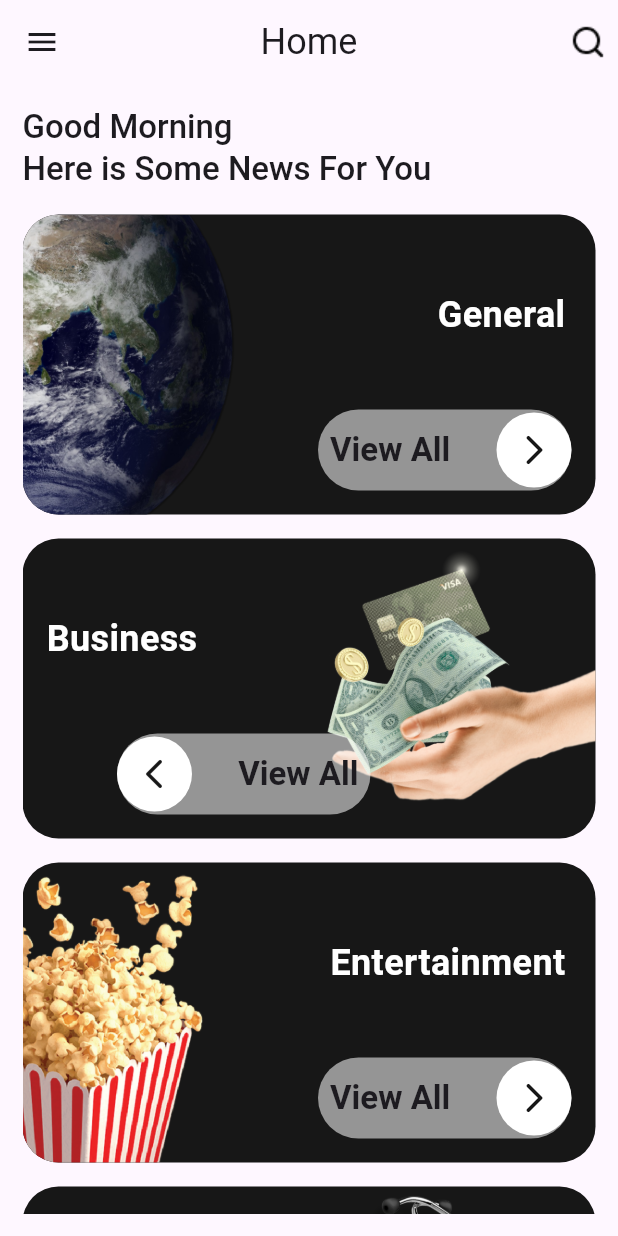
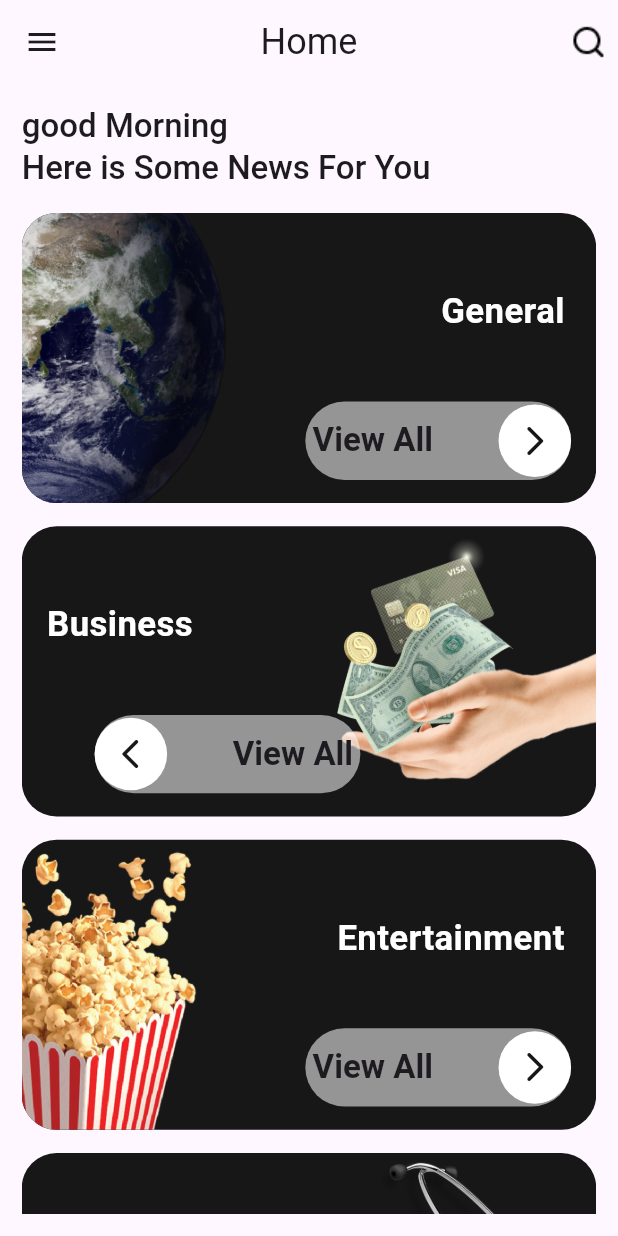
Before and after one commit to FatmaIsmail101/News-App, a Flutter app: the HomeView screen opened by its route, on a phone screen of 412 x 824 dp. Run offline on Flutter 3.47's test engine with Material 3 defaults, Android fonts, the phone set to English and light mode, and no system bars; drawn by our look-alikes of flutter_bounceable; our stand-ins replace animated_custom_dropdown, easy_localization, flutter_screenutil, google_fonts.

```diff
--- /dev/null
+++ b/devtools_options.yaml
@@ -0,0 +1,3 @@
+description: This file stores settings for Dart & Flutter DevTools.
+documentation: https://docs.flutter.dev/tools/devtools/extensions#configure-extension-enablement-states
+extensions:
--- a/lib/modules/home/home_view.dart
+++ b/lib/modules/home/home_view.dart
@@ -1,6 +1,8 @@
 import 'dart:developer';
 
+import 'package:easy_localization/easy_localization.dart';
 import 'package:flutter/material.dart';
+import 'package:flutter_screenutil/flutter_screenutil.dart';
 import 'package:news/core/constants/assets.dart';
 import 'package:news/modules/home/model/category_data_model.dart';
 import 'package:news/modules/home/pages/category_details_view.dart';
@@ -16,25 +18,29 @@ class HomeView extends StatefulWidget {
 
 class _HomeViewState extends State<HomeView> {
   List<CategoryDataModel> category = [
-    CategoryDataModel(id: 'general', title: 'General', img: AppAssets.general),
+    CategoryDataModel(
+        id: 'general', title: 'general'.tr(), img: AppAssets.general),
     CategoryDataModel(
       id: 'business',
-      title: 'Business',
+      title: 'business'.tr(),
       img: AppAssets.business,
     ),
     CategoryDataModel(
       id: 'entertainment',
-      title: 'Entertainment',
+      title: 'entertainment'.tr(),
       img: AppAssets.entertainment,
     ),
-    CategoryDataModel(id: 'health', title: 'Health', img: AppAssets.health),
-    CategoryDataModel(id: 'science', title: 'Science', img: AppAssets.science),
+    CategoryDataModel(
+        id: 'health', title: 'health'.tr(), img: AppAssets.health),
+    CategoryDataModel(
+        id: 'science', title: 'science'.tr(), img: AppAssets.science),
     CategoryDataModel(
       id: 'technology',
-      title: 'Technology',
+      title: 'technology'.tr(),
       img: AppAssets.technology,
     ),
-    CategoryDataModel(id: 'sports', title: 'Sports', img: AppAssets.sports),
+    CategoryDataModel(
+        id: 'sports', title: 'sports'.tr(), img: AppAssets.sports),
   ];
   CategoryDataModel? selectedCategory;
 
@@ -45,7 +51,7 @@ class _HomeViewState extends State<HomeView> {
       appBar: AppBar(
         actions: [
           Padding(
-            padding: const EdgeInsets.all(8.0),
+            padding: EdgeInsets.all(8.0.r),
             child: ImageIcon(
               AssetImage(AppAssets.searchIcon),
               color: Colors.black,
@@ -53,7 +59,7 @@ class _HomeViewState extends State<HomeView> {
           ),
         ],
         title: Text(
-          selectedCategory == null ? "Home" : selectedCategory!.title,
+          selectedCategory == null ? "Home".tr() : selectedCategory!.title.tr(),
           style: theme.textTheme.headlineSmall,
         ),
         centerTitle: true,
@@ -68,15 +74,15 @@ class _HomeViewState extends State<HomeView> {
       ),
       body: selectedCategory == null
           ? Padding(
-              padding: const EdgeInsets.all(15.0),
+        padding: EdgeInsets.all(15.0.r),
               child: SingleChildScrollView(
                 physics: ClampingScrollPhysics(),
                 child: Column(
                   crossAxisAlignment: CrossAxisAlignment.start,
-                  spacing: 16,
+                  spacing: 16.h,
                   children: [
                     Text(
-                      "Good Morning \nHere is Some News For You",
+                      "good Morning \nHere is Some News For You".tr(),
                       style: theme.textTheme.titleLarge!.copyWith(
                         fontWeight: FontWeight.w500,
                       ),
@@ -92,7 +98,7 @@ class _HomeViewState extends State<HomeView> {
                         );
                       },
                       separatorBuilder: (context, index) {
-                        return SizedBox(height: 16);
+                        return SizedBox(height: 16.h);
                       },
                       itemCount: category.length,
                     ),
--- a/lib/modules/home/widgets/category_card_widget.dart
+++ b/lib/modules/home/widgets/category_card_widget.dart
@@ -1,5 +1,9 @@
+import 'dart:ui' as ui;
+
+import 'package:easy_localization/easy_localization.dart';
 import 'package:flutter/material.dart';
 import 'package:flutter_bounceable/flutter_bounceable.dart';
+import 'package:flutter_screenutil/flutter_screenutil.dart';
 import 'package:news/core/constants/color_pallete.dart';
 import 'package:news/modules/home/model/category_data_model.dart';
 
@@ -20,10 +24,10 @@ class CategoryCardWidget extends StatelessWidget {
   Widget build(BuildContext context) {
     final theme = Theme.of(context);
     return Container(
-      height: 200,
-      width: double.infinity,
+      height: 200.h,
+      width: double.infinity.w,
       decoration: BoxDecoration(
-        borderRadius: BorderRadius.circular(24),
+        borderRadius: BorderRadius.circular(24.r),
         color: ColorPallete.textDark,
         image: DecorationImage(
           image: AssetImage(categoryDataModel.img),
@@ -33,42 +37,42 @@ class CategoryCardWidget extends StatelessWidget {
       child: Stack(
         children: [
           Positioned(
-            top: 50,
-            left: 16,
-            right: index % 2 == 0 ? 20 : 150,
+            top: 50.h,
+            left: 16.w,
+            right: index % 2 == 0 ? 20.w : 150.w,
             child: Text(
               categoryDataModel.title,
               textAlign: index % 2 == 0 ? TextAlign.right : TextAlign.start,
               style: TextStyle(
                 color: Colors.white,
                 fontWeight: FontWeight.bold,
-                fontSize: 24,
+                fontSize: 24.sp,
               ),
             ),
           ),
           Positioned(
-            bottom: 16,
-            right: index % 2 == 0 ? 16 : 150,
+            bottom: 16.h,
+            right: index % 2 == 0 ? 16.w : 150.w,
             child: Bounceable(
               onTap: () => onTap(categoryDataModel),
               child: Container(
-                width: 169,
-                height: 54,
+                width: 169.w,
+                height: 54.h,
                 decoration: BoxDecoration(
-                  borderRadius: BorderRadius.circular(84),
+                  borderRadius: BorderRadius.circular(84.r),
                   color: Colors.white54,
                 ),
                 child: Directionality(
                   textDirection: index % 2 == 0
-                      ? TextDirection.ltr
-                      : TextDirection.rtl,
+                      ? ui.TextDirection.ltr
+                      : ui.TextDirection.rtl,
                   child: Row(
                     // mainAxisSize: MainAxisSize.min,
                     children: [
                       Padding(
-                        padding: const EdgeInsets.all(8),
+                        padding: EdgeInsets.all(5.r),
                         child: Text(
-                          "View All",
+                          "view all".tr(),
                           style: theme.textTheme.titleLarge!.copyWith(
                             fontWeight: FontWeight.bold,
                           ),
@@ -76,7 +80,7 @@ class CategoryCardWidget extends StatelessWidget {
                       ),
                       Spacer(),
                       CircleAvatar(
-                        radius: 25,
+                        radius: 25.r,
                         backgroundColor: ColorPallete.backgroundLight,
                         foregroundColor: ColorPallete.backgroundLight,
                         child: Icon(
--- a/lib/modules/home/widgets/tab_bar_item_widget.dart
+++ b/lib/modules/home/widgets/tab_bar_item_widget.dart
@@ -1,4 +1,6 @@
+import 'package:easy_localization/easy_localization.dart';
 import 'package:flutter/material.dart';
+import 'package:flutter_screenutil/flutter_screenutil.dart';
 import 'package:news/core/constants/color_pallete.dart';
 import 'package:news/models/source_data.dart';
 
@@ -16,10 +18,10 @@ class TabBarItemWidget extends StatelessWidget {
   Widget build(BuildContext context) {
     var theme = Theme.of(context);
     return Text(
-      sourceData.name,
+      sourceData.name.tr(),
       style: theme.textTheme.bodyLarge!.copyWith(
         fontWeight: isSelected ? FontWeight.bold : FontWeight.w500,
-        fontSize: isSelected ? 16 : 14,
+        fontSize: isSelected ? 16.sp : 14.sp,
         color: isSelected ? ColorPallete.textDark : Colors.grey,
       ),
     );
--- a/pubspec.yaml
+++ b/pubspec.yaml
@@ -41,6 +41,7 @@ dependencies:
   animated_custom_dropdown: ^3.1.1
   http: ^1.5.0
   cached_network_image: ^3.4.1
+  easy_localization: ^3.0.8
 
 
 dev_dependencies:
@@ -69,6 +70,7 @@ flutter:
   assets:
     - assets/images/
     - assets/icons/
+    - assets/translations/
   #   - images/a_dot_ham.jpeg
 
   # An image asset can refer to one or more resolution-specific "variants", see
```
Also changed, not shown: assets/translations/ar.json (added, +18 -0 lines), assets/translations/en.json (added, +19 -0 lines), lib/main.dart (+22 -86 lines), lib/modules/home/widgets/article_item_widget.dart (+4 -3 lines), lib/modules/home/widgets/custom_drawer.dart (+39 -28 lines), pubspec.lock, 2 other files.
